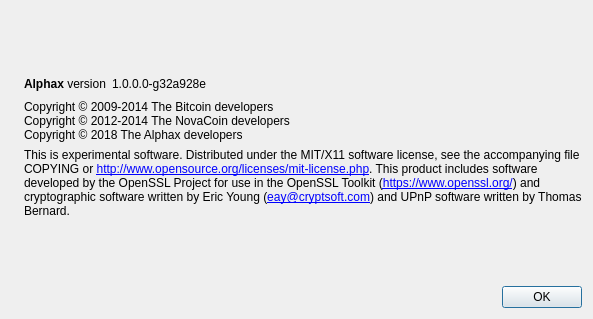
This is src/qt/forms/aboutdialog.ui in dev-alphax/Alpha-X as Qt 5 draws it before an edit. The edited form follows.
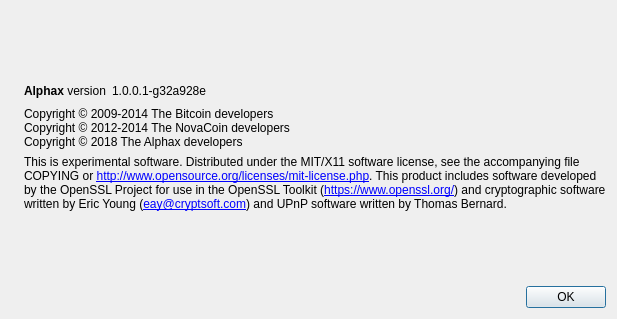
This is the edited form. Icons and pictures are not drawn.

Patch:
```diff
--- a/src/qt/forms/aboutdialog.ui
+++ b/src/qt/forms/aboutdialog.ui
@@ -6,7 +6,7 @@
    <rect>
     <x>0</x>
     <y>0</y>
-    <width>593</width>
+    <width>617</width>
     <height>319</height>
    </rect>
   </property>
@@ -66,7 +66,7 @@
           <cursorShape>IBeamCursor</cursorShape>
          </property>
          <property name="text">
-          <string notr="true">1.0.0.0-g32a928e</string>
+          <string notr="true">1.0.0.1-g32a928e</string>
          </property>
          <property name="textInteractionFlags">
           <set>Qt::LinksAccessibleByMouse|Qt::TextSelectableByKeyboard|Qt::TextSelectableByMouse</set>
```
